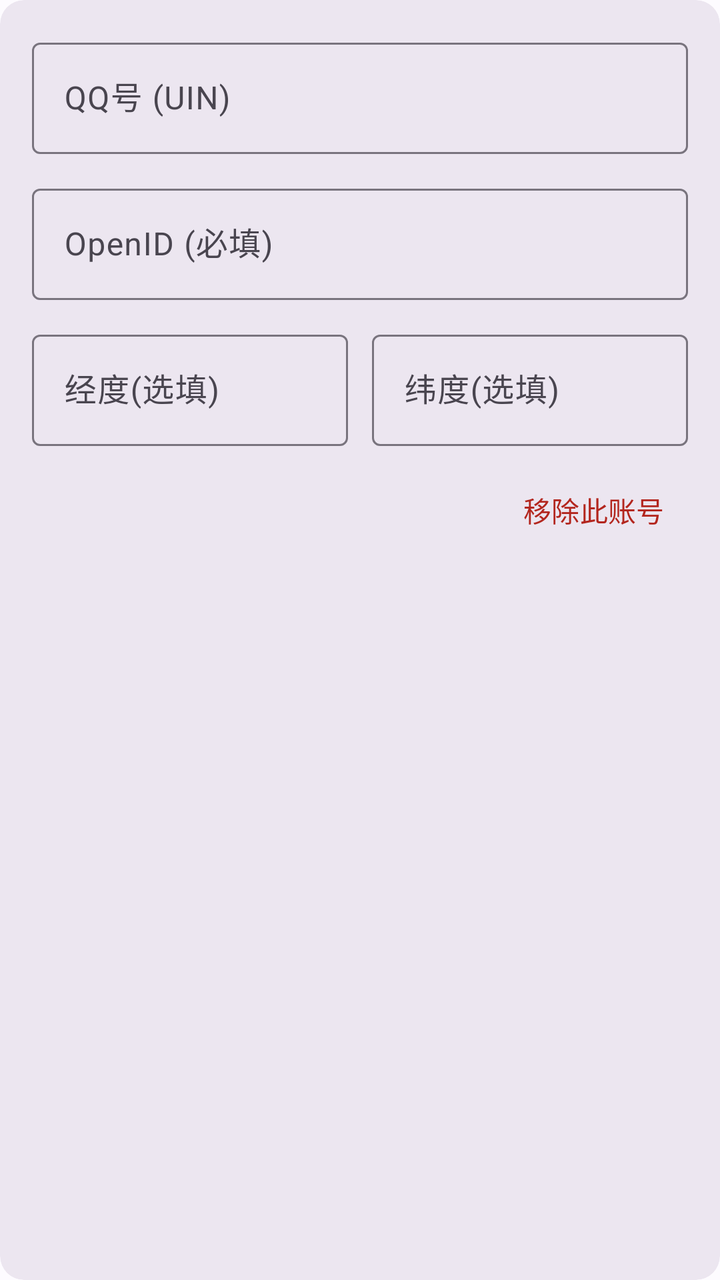
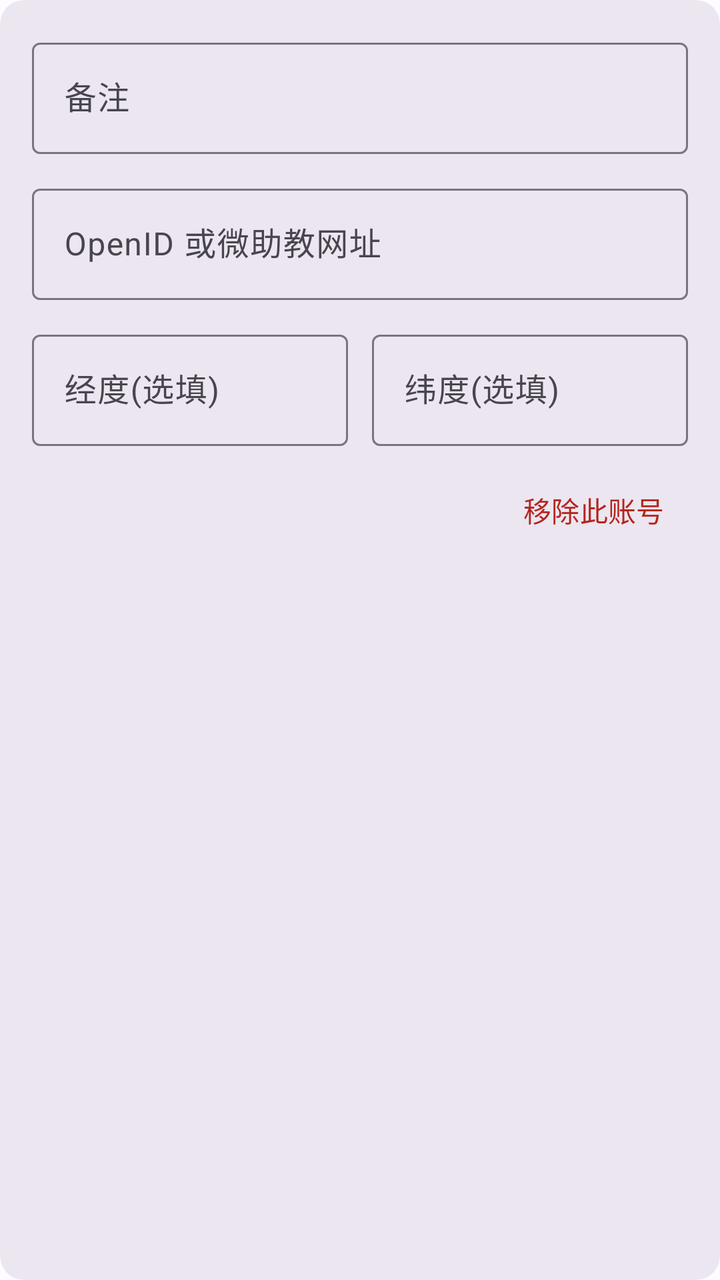

Screens rendered from an Android XML layout before and after an edit, with the pre-edit source and the edit as a unified diff.
<!-- AndroidManifest.xml: application theme Theme.WzjSign -->
<!-- res/layout/account_item.xml -->
<?xml version="1.0" encoding="utf-8"?>
<com.google.android.material.card.MaterialCardView
    xmlns:android="http://schemas.android.com/apk/res/android"
    xmlns:app="http://schemas.android.com/apk/res-auto"
    android:layout_width="match_parent"
    android:layout_height="wrap_content"
    android:layout_marginBottom="12dp"
    app:cardBackgroundColor="?attr/colorSurfaceContainerHigh"
    app:cardCornerRadius="12dp"
    app:cardElevation="0dp"
    app:strokeWidth="0dp">

    <LinearLayout
        android:layout_width="match_parent"
        android:layout_height="wrap_content"
        android:orientation="vertical"
        android:padding="16dp">

        <com.google.android.material.textfield.TextInputLayout
            style="@style/Widget.Material3.TextInputLayout.OutlinedBox"
            android:layout_width="match_parent"
            android:layout_height="wrap_content"
            android:hint="QQ号 (UIN)">

            <com.google.android.material.textfield.TextInputEditText
                android:id="@+id/et_uin"
                android:layout_width="match_parent"
                android:layout_height="wrap_content"
                android:inputType="number" />

        </com.google.android.material.textfield.TextInputLayout>

        <com.google.android.material.textfield.TextInputLayout
            style="@style/Widget.Material3.TextInputLayout.OutlinedBox"
            android:layout_width="match_parent"
            android:layout_height="wrap_content"
            android:layout_marginTop="12dp"
            android:hint="OpenID (必填)">

            <com.google.android.material.textfield.TextInputEditText
                android:id="@+id/et_openid"
                android:layout_width="match_parent"
                android:layout_height="wrap_content"
                android:inputType="text" />

        </com.google.android.material.textfield.TextInputLayout>

        <LinearLayout
            android:layout_width="match_parent"
            android:layout_height="wrap_content"
            android:layout_marginTop="12dp"
            android:orientation="horizontal">

            <com.google.android.material.textfield.TextInputLayout
                style="@style/Widget.Material3.TextInputLayout.OutlinedBox"
                android:layout_width="0dp"
                android:layout_height="wrap_content"
                android:layout_weight="1"
                android:hint="经度(选填)">

                <com.google.android.material.textfield.TextInputEditText
                    android:id="@+id/et_longitude"
                    android:layout_width="match_parent"
                    android:layout_height="wrap_content"
                    android:inputType="numberDecimal" />

            </com.google.android.material.textfield.TextInputLayout>

            <com.google.android.material.textfield.TextInputLayout
                style="@style/Widget.Material3.TextInputLayout.OutlinedBox"
                android:layout_width="0dp"
                android:layout_height="wrap_content"
                android:layout_marginStart="12dp"
                android:layout_weight="1"
                android:hint="纬度(选填)">

                <com.google.android.material.textfield.TextInputEditText
                    android:id="@+id/et_latitude"
                    android:layout_width="match_parent"
                    android:layout_height="wrap_content"
                    android:inputType="numberDecimal" />

            </com.google.android.material.textfield.TextInputLayout>

        </LinearLayout>

        <com.google.android.material.button.MaterialButton
            android:id="@+id/btn_delete"
            style="@style/Widget.Material3.Button.TextButton"
            android:layout_width="wrap_content"
            android:layout_height="wrap_content"
            android:layout_gravity="end"
            android:layout_marginTop="8dp"
            android:text="移除此账号"
            android:textColor="?attr/colorError" />

    </LinearLayout>

</com.google.android.material.card.MaterialCardView>
<!-- resources referenced by this layout -->
<resources>
  <style name="Theme.WzjSign" parent="Theme.Material3.Light.NoActionBar">
          
          <item name="colorPrimary">@color/md_theme_primary</item>
          <item name="colorOnPrimary">@color/md_theme_onPrimary</item>
          <item name="colorPrimaryContainer">@color/md_theme_primaryContainer</item>
          <item name="colorOnPrimaryContainer">@color/md_theme_onPrimaryContainer</item>
  
          
          <item name="colorSecondary">@color/md_theme_secondary</item>
          <item name="colorOnSecondary">@color/md_theme_onSecondary</item>
          <item name="colorSecondaryContainer">@color/md_theme_secondaryContainer</item>
          <item name="colorOnSecondaryContainer">@color/md_theme_onSecondaryContainer</item>
  
          
          <item name="colorTertiary">@color/md_theme_tertiary</item>
          <item name="colorOnTertiary">@color/md_theme_onTertiary</item>
          <item name="colorTertiaryContainer">@color/md_theme_tertiaryContainer</item>
          <item name="colorOnTertiaryContainer">@color/md_theme_onTertiaryContainer</item>
  
          
          <item name="colorError">@color/md_theme_error</item>
          <item name="colorOnError">@color/md_theme_onError</item>
          <item name="colorErrorContainer">@color/md_theme_errorContainer</item>
          <item name="colorOnErrorContainer">@color/md_theme_onErrorContainer</item>
  
          
          <item name="android:colorBackground">@color/md_theme_background</item>
          <item name="colorOnBackground">@color/md_theme_onBackground</item>
          <item name="colorSurface">@color/md_theme_surface</item>
          <item name="colorOnSurface">@color/md_theme_onSurface</item>
          <item name="colorSurfaceVariant">@color/md_theme_surfaceVariant</item>
          <item name="colorOnSurfaceVariant">@color/md_theme_onSurfaceVariant</item>
  
          
          <item name="colorOutline">@color/md_theme_outline</item>
          <item name="colorOutlineVariant">@color/md_theme_outlineVariant</item>
  
          
          <item name="android:statusBarColor">@color/md_theme_surface</item>
          <item name="android:navigationBarColor">@color/md_theme_surface</item>
      </style>
  <color name="md_theme_primary">#FF6750A4</color>
  <color name="md_theme_onPrimary">#FFFFFFFF</color>
  <color name="md_theme_primaryContainer">#FFEADDFF</color>
  <color name="md_theme_onPrimaryContainer">#FF21005D</color>
  <color name="md_theme_secondary">#FF625B71</color>
  <color name="md_theme_onSecondary">#FFFFFFFF</color>
  <color name="md_theme_secondaryContainer">#FFE8DEF8</color>
  <color name="md_theme_onSecondaryContainer">#FF1D192B</color>
  <color name="md_theme_tertiary">#FF7D5260</color>
  <color name="md_theme_onTertiary">#FFFFFFFF</color>
  <color name="md_theme_tertiaryContainer">#FFFFD8E4</color>
  <color name="md_theme_onTertiaryContainer">#FF31111D</color>
  <color name="md_theme_error">#FFB3261E</color>
  <color name="md_theme_onError">#FFFFFFFF</color>
  <color name="md_theme_errorContainer">#FFF9DEDC</color>
  <color name="md_theme_onErrorContainer">#FF410E0B</color>
  <color name="md_theme_background">#FFFDFBFF</color>
  <color name="md_theme_onBackground">#FF1C1B1F</color>
  <color name="md_theme_surface">#FFFDFBFF</color>
  <color name="md_theme_onSurface">#FF1C1B1F</color>
  <color name="md_theme_surfaceVariant">#FFE7E0EC</color>
  <color name="md_theme_onSurfaceVariant">#FF49454F</color>
  <color name="md_theme_outline">#FF79747E</color>
  <color name="md_theme_outlineVariant">#FFCAC4D0</color>
</resources>

<!-- the commit's change to res/layout/account_item.xml (unified diff, before → after) -->
@@ -20,13 +20,13 @@
             style="@style/Widget.Material3.TextInputLayout.OutlinedBox"
             android:layout_width="match_parent"
             android:layout_height="wrap_content"
-            android:hint="QQ号 (UIN)">
+            android:hint="备注">
 
             <com.google.android.material.textfield.TextInputEditText
                 android:id="@+id/et_uin"
                 android:layout_width="match_parent"
                 android:layout_height="wrap_content"
-                android:inputType="number" />
+                android:inputType="text" />
 
         </com.google.android.material.textfield.TextInputLayout>
 
@@ -35,13 +35,13 @@
             android:layout_width="match_parent"
             android:layout_height="wrap_content"
             android:layout_marginTop="12dp"
-            android:hint="OpenID (必填)">
+            android:hint="OpenID 或微助教网址">
 
             <com.google.android.material.textfield.TextInputEditText
                 android:id="@+id/et_openid"
                 android:layout_width="match_parent"
                 android:layout_height="wrap_content"
-                android:inputType="text" />
+                android:inputType="textUri" />
 
         </com.google.android.material.textfield.TextInputLayout>
 
